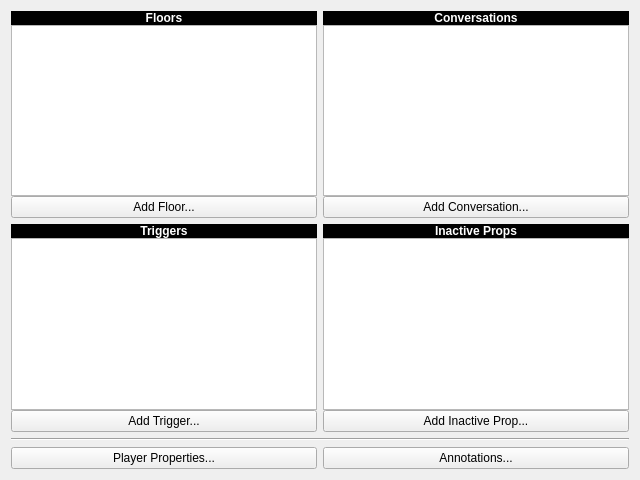
Old version of the form scenariowidget.ui in the repository millertime-homework/ERG-ScenarioBuilder.
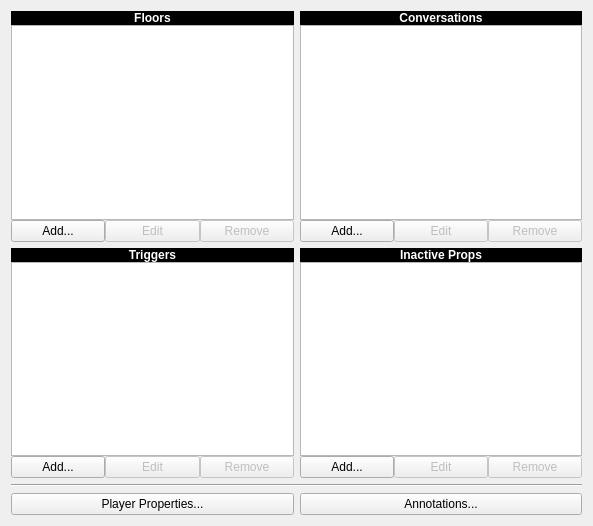
New version of the form.

Commit message: added edit/remove buttons for floors, convos, triggers, inactive props. edit not implemented yet. added shortcut keys for adding different elements

Diff of the .ui file:
```diff
--- a/scenariowidget.ui
+++ b/scenariowidget.ui
@@ -6,8 +6,8 @@
    <rect>
     <x>0</x>
     <y>0</y>
-    <width>640</width>
-    <height>480</height>
+    <width>593</width>
+    <height>526</height>
    </rect>
   </property>
   <property name="windowTitle">
@@ -46,10 +46,51 @@
        <widget class="QListWidget" name="floors"/>
       </item>
       <item>
-       <widget class="QPushButton" name="addFloor">
-        <property name="text">
-         <string>Add Floor...</string>
+       <widget class="QFrame" name="frame_5">
+        <property name="frameShape">
+         <enum>QFrame::NoFrame</enum>
         </property>
+        <property name="frameShadow">
+         <enum>QFrame::Raised</enum>
+        </property>
+        <layout class="QHBoxLayout" name="horizontalLayout">
+         <property name="spacing">
+          <number>0</number>
+         </property>
+         <property name="margin">
+          <number>0</number>
+         </property>
+         <item>
+          <widget class="QPushButton" name="addFloor">
+           <property name="text">
+            <string>Add...</string>
+           </property>
+           <property name="shortcut">
+            <string>Ctrl+Shift+F</string>
+           </property>
+          </widget>
+         </item>
+         <item>
+          <widget class="QPushButton" name="editFloor">
+           <property name="enabled">
+            <bool>false</bool>
+           </property>
+           <property name="text">
+            <string>Edit</string>
+           </property>
+          </widget>
+         </item>
+         <item>
+          <widget class="QPushButton" name="removeFloor">
+           <property name="enabled">
+            <bool>false</bool>
+           </property>
+           <property name="text">
+            <string>Remove</string>
+           </property>
+          </widget>
+         </item>
+        </layout>
        </widget>
       </item>
      </layout>
@@ -87,10 +128,51 @@
        <widget class="QListWidget" name="conversations"/>
       </item>
       <item>
-       <widget class="QPushButton" name="addConversation">
-        <property name="text">
-         <string>Add Conversation...</string>
+       <widget class="QFrame" name="frame_6">
+        <property name="frameShape">
+         <enum>QFrame::NoFrame</enum>
         </property>
+        <property name="frameShadow">
+         <enum>QFrame::Raised</enum>
+        </property>
+        <layout class="QHBoxLayout" name="horizontalLayout_2">
+         <property name="spacing">
+          <number>0</number>
+         </property>
+         <property name="margin">
+          <number>0</number>
+         </property>
+         <item>
+          <widget class="QPushButton" name="addConversation">
+           <property name="text">
+            <string>Add...</string>
+           </property>
+           <property name="shortcut">
+            <string>Ctrl+Shift+C</string>
+           </property>
+          </widget>
+         </item>
+         <item>
+          <widget class="QPushButton" name="editConversation">
+           <property name="enabled">
+            <bool>false</bool>
+           </property>
+           <property name="text">
+            <string>Edit</string>
+           </property>
+          </widget>
+         </item>
+         <item>
+          <widget class="QPushButton" name="removeConversation">
+           <property name="enabled">
+            <bool>false</bool>
+           </property>
+           <property name="text">
+            <string>Remove</string>
+           </property>
+          </widget>
+         </item>
+        </layout>
        </widget>
       </item>
      </layout>
@@ -128,10 +210,51 @@
        <widget class="QListWidget" name="triggers"/>
       </item>
       <item>
-       <widget class="QPushButton" name="addTrigger">
-        <property name="text">
-         <string>Add Trigger...</string>
+       <widget class="QFrame" name="frame_7">
+        <property name="frameShape">
+         <enum>QFrame::NoFrame</enum>
         </property>
+        <property name="frameShadow">
+         <enum>QFrame::Raised</enum>
+        </property>
+        <layout class="QHBoxLayout" name="horizontalLayout_3">
+         <property name="spacing">
+          <number>0</number>
+         </property>
+         <property name="margin">
+          <number>0</number>
+         </property>
+         <item>
+          <widget class="QPushButton" name="addTrigger">
+           <property name="text">
+            <string>Add...</string>
+           </property>
+           <property name="shortcut">
+            <string>Ctrl+Shift+T</string>
+           </property>
+          </widget>
+         </item>
+         <item>
+          <widget class="QPushButton" name="editTrigger">
+           <property name="enabled">
+            <bool>false</bool>
+           </property>
+           <property name="text">
+            <string>Edit</string>
+           </property>
+          </widget>
+         </item>
+         <item>
+          <widget class="QPushButton" name="removeTrigger">
+           <property name="enabled">
+            <bool>false</bool>
+           </property>
+           <property name="text">
+            <string>Remove</string>
+           </property>
+          </widget>
+         </item>
+        </layout>
        </widget>
       </item>
      </layout>
@@ -169,10 +292,51 @@
        <widget class="QListWidget" name="inactiveProps"/>
       </item>
       <item>
-       <widget class="QPushButton" name="addInactiveProp">
-        <property name="text">
-         <string>Add Inactive Prop...</string>
+       <widget class="QFrame" name="frame_8">
+        <property name="frameShape">
+         <enum>QFrame::NoFrame</enum>
         </property>
+        <property name="frameShadow">
+         <enum>QFrame::Raised</enum>
+        </property>
+        <layout class="QHBoxLayout" name="horizontalLayout_4">
+         <property name="spacing">
+          <number>0</number>
+         </property>
+         <property name="margin">
+          <number>0</number>
+         </property>
+         <item>
+          <widget class="QPushButton" name="addInactiveProp">
+           <property name="text">
+            <string>Add...</string>
+           </property>
+           <property name="shortcut">
+            <string>Ctrl+Shift+P</string>
+           </property>
+          </widget>
+         </item>
+         <item>
+          <widget class="QPushButton" name="editInactiveProp">
+           <property name="enabled">
+            <bool>false</bool>
+           </property>
+           <property name="text">
+            <string>Edit</string>
+           </property>
+          </widget>
+         </item>
+         <item>
+          <widget class="QPushButton" name="removeInactiveProp">
+           <property name="enabled">
+            <bool>false</bool>
+           </property>
+           <property name="text">
+            <string>Remove</string>
+           </property>
+          </widget>
+         </item>
+        </layout>
        </widget>
       </item>
      </layout>
```
Left out of the diff: 6 changed lines with no effect on the pictures. The commit also changes 2 other files.
